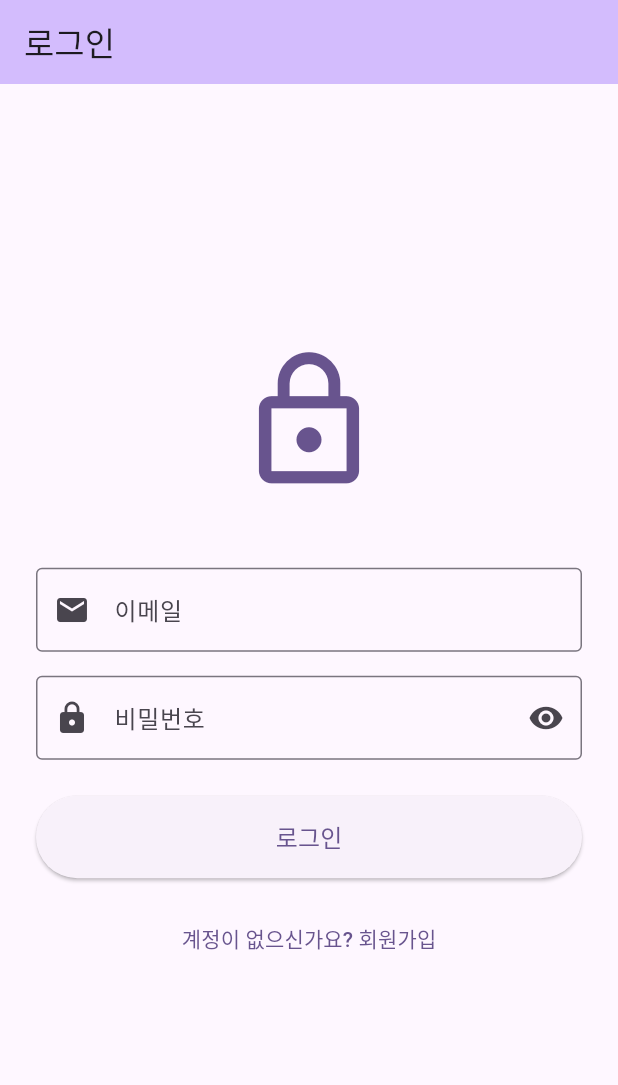
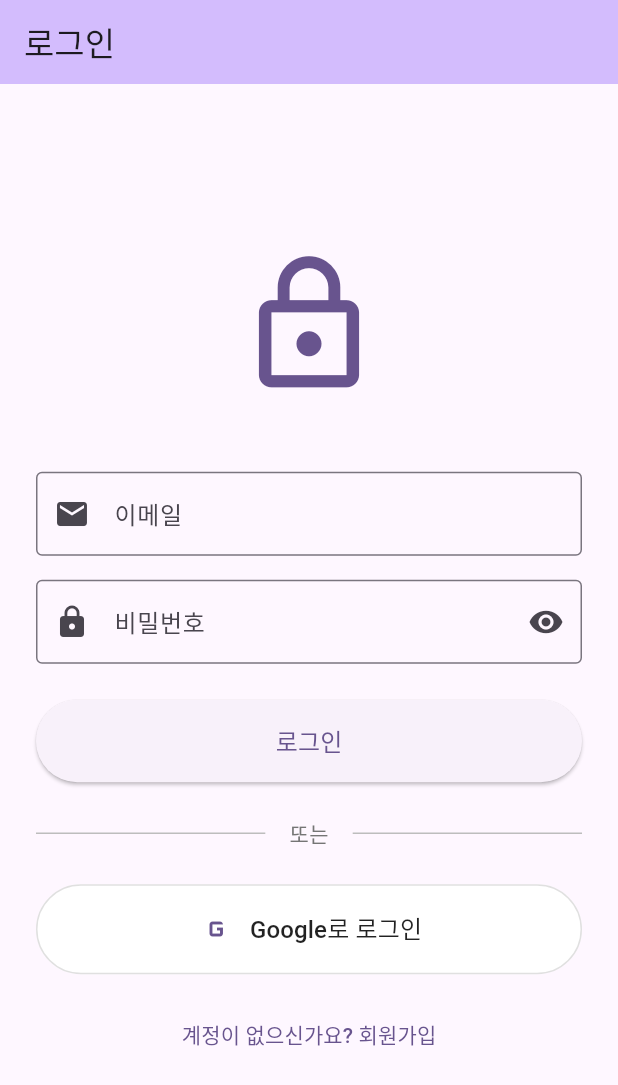
Before and after one commit to kihyun1998/test_firebase_mcp, a Flutter app: the screen it shows after launch, on a phone screen of 412 x 824 dp. Shown: the top 1085 px of the screen. Run offline on Flutter 3.47's test engine with Material 3 defaults, Android fonts, the phone set to English and light mode, and no system bars; our stand-ins replace firebase_auth, firebase_core, flutter_riverpod, google_sign_in, riverpod_annotation; accounts and stored records are empty; generated files the repository leaves out were written again; network calls fail.

Commit message:
로그인 성공

```diff
--- a/lib/screens/login_screen.dart
+++ b/lib/screens/login_screen.dart
@@ -46,6 +46,41 @@ class _LoginScreenState extends ConsumerState<LoginScreen> {
           SnackBar(
             content: Text(error.toString()),
             backgroundColor: Colors.red,
+          ),
+        );
+      },
+    );
+  }
+
+  Future<void> _handleGoogleSignIn() async {
+    print('🟢 _handleGoogleSignIn 시작');
+    final authController = ref.read(authControllerProvider.notifier);
+    await authController.signInWithGoogle();
+
+    if (!mounted) return;
+
+    final authState = ref.read(authControllerProvider);
+    authState.when(
+      data: (_) {
+        print('✅ Google 로그인 성공');
+        // 로그인 성공 - authStateChanges가 자동으로 화면 전환
+      },
+      loading: () {
+        print('⏳ Google 로그인 로딩 중...');
+      },
+      error: (error, stackTrace) {
+        print('❌ Google 로그인 에러 (UI): $error');
+        print('❌ StackTrace: $stackTrace');
+        ScaffoldMessenger.of(context).showSnackBar(
+          SnackBar(
+            content: Text(error.toString()),
+            backgroundColor: Colors.red,
+            duration: const Duration(seconds: 5),
+            action: SnackBarAction(
+              label: '확인',
+              textColor: Colors.white,
+              onPressed: () {},
+            ),
           ),
         );
       },
@@ -143,6 +178,44 @@ class _LoginScreenState extends ConsumerState<LoginScreen> {
                           )
                         : const Text('로그인', style: TextStyle(fontSize: 16)),
                   ),
+                  const SizedBox(height: 24),
+                  Row(
+                    children: [
+                      Expanded(child: Divider(color: Colors.grey[400])),
+                      Padding(
+                        padding: const EdgeInsets.symmetric(horizontal: 16),
+                        child: Text(
+                          '또는',
+                          style: TextStyle(color: Colors.grey[600]),
+                        ),
+                      ),
+                      Expanded(child: Divider(color: Colors.grey[400])),
+                    ],
+                  ),
+                  const SizedBox(height: 24),
+                  OutlinedButton.icon(
+                    onPressed: isLoading ? null : _handleGoogleSignIn,
+                    style: OutlinedButton.styleFrom(
+                      padding: const EdgeInsets.symmetric(vertical: 16),
+                      side: BorderSide(color: Colors.grey[300]!),
+                      backgroundColor: Colors.white,
+                    ),
+                    icon: Container(
+                      padding: const EdgeInsets.all(2),
+                      child: Image.network(
+                        'https://upload.wikimedia.org/wikipedia/commons/thumb/c/c1/Google_%22G%22_logo.svg/480px-Google_%22G%22_logo.svg.png',
+                        height: 24,
+                        width: 24,
+                        errorBuilder: (context, error, stackTrace) {
+                          return const Icon(Icons.g_mobiledata, size: 24);
+                        },
+                      ),
+                    ),
+                    label: const Text(
+                      'Google로 로그인',
+                      style: TextStyle(fontSize: 16, color: Colors.black87),
+                    ),
+                  ),
                   const SizedBox(height: 16),
                   TextButton(
                     onPressed: isLoading
--- a/pubspec.yaml
+++ b/pubspec.yaml
@@ -39,6 +39,7 @@ dependencies:
   firebase_core: ^3.8.1
   firebase_auth: ^5.3.4
   firebase_messaging: ^15.1.5
+  google_sign_in: ^6.2.2
 
   # State Management - Riverpod
   flutter_riverpod: ^2.6.1
```
Also changed, not shown: lib/providers/auth_service_provider.dart (+12 -0 lines), lib/services/auth_service.dart (+55 -1 lines), lib/providers/auth_service_provider.g.dart, pubspec.lock, 2 other files.
